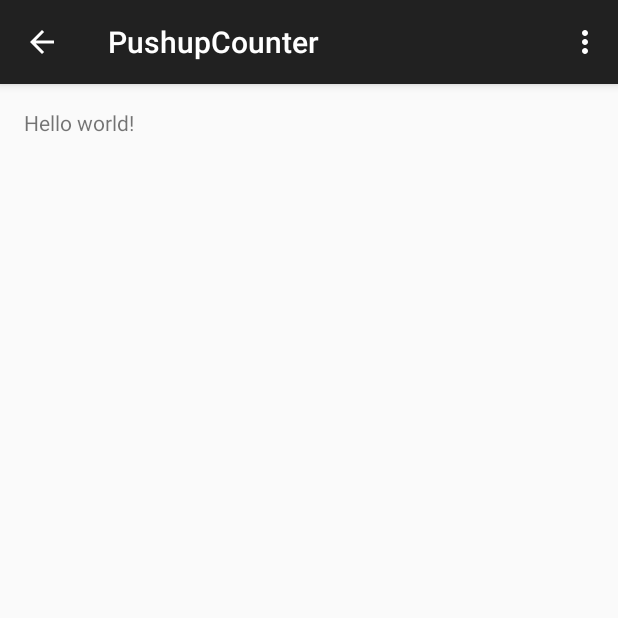
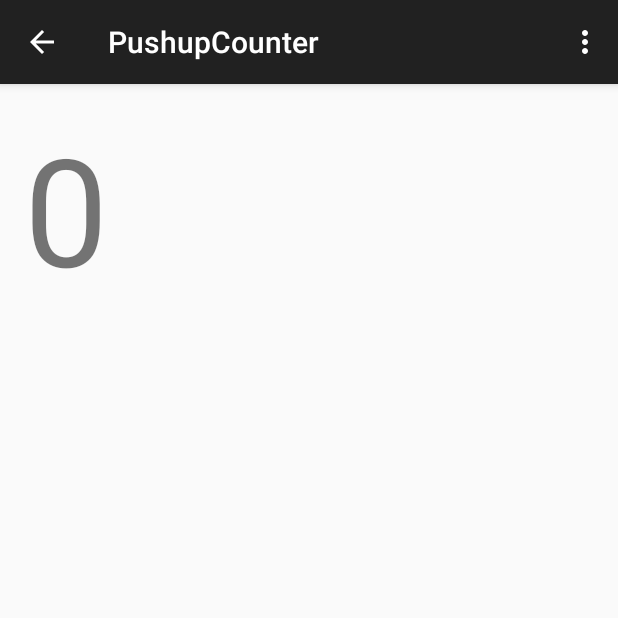
Before and after one commit to SebastianBoyd/Fitness, an Android app: the PushupCounter screen opened directly, with no data from a screen before it, on a phone screen of 412 x 824 dp, the top half of it. Run offline under Robolectric (Android 15) with nearby library versions, the phone set to English and light mode, and no system bars; 3 statements that could not run were skipped.

Commit message:
Added pushup counter (untested)

```diff
--- a/app/src/main/AndroidManifest.xml
+++ b/app/src/main/AndroidManifest.xml
@@ -1,7 +1,6 @@
 <?xml version="1.0" encoding="utf-8"?>
 <manifest xmlns:android="http://schemas.android.com/apk/res/android"
     package="com.sebastianboyd.fitness" >
-
     <application
         android:allowBackup="true"
         android:icon="@drawable/ic_launcher"
--- a/app/src/main/java/com/sebastianboyd/fitness/PushupCounter.java
+++ b/app/src/main/java/com/sebastianboyd/fitness/PushupCounter.java
@@ -1,25 +1,52 @@
 package com.sebastianboyd.fitness;
 
+import android.hardware.SensorEvent;
+import android.hardware.SensorEventListener;
+import android.hardware.SensorManager;
 import android.support.v7.app.ActionBarActivity;
 import android.os.Bundle;
 import android.view.Menu;
+import android.hardware.Sensor;
 import android.view.MenuItem;
+import android.view.View;
+import android.widget.TextView;
+import android.widget.Toast;
 
 
-public class PushupCounter extends ActionBarActivity {
+public class PushupCounter extends ActionBarActivity implements SensorEventListener{
+    private final SensorManager mSensorManager;
+    private Sensor mProximity;
+    private TextView currentPushups;
 
-    @Override
-    protected void onCreate(Bundle savedInstanceState) {
-        super.onCreate(savedInstanceState);
-        setContentView(R.layout.activity_pushup_counter);
+    public PushupCounter(){
+        mSensorManager = (SensorManager)getSystemService(SENSOR_SERVICE);
+        mProximity = mProximity.getDefaultSensor(Sensor.TYPE_PROXIMITY);
     }
-
 
     @Override
     public boolean onCreateOptionsMenu(Menu menu) {
         // Inflate the menu; this adds items to the action bar if it is present.
         getMenuInflater().inflate(R.menu.menu_pushup_counter, menu);
         return true;
+    }
+
+    @Override
+    public void onCreate(Bundle savedInstanceState) {
+        super.onCreate(savedInstanceState);
+        setContentView(R.layout.activity_pushup_counter);
+        currentPushups = new TextView(this);
+        currentPushups = (TextView)findViewById(R.id.pushupsText);
+
+
+    }
+    protected void onResume() {
+        super.onResume();
+        mSensorManager.registerListener(this, mProximity, SensorManager.SENSOR_DELAY_NORMAL);
+    }
+
+    protected void onPause() {
+        super.onPause();
+        mSensorManager.unregisterListener(this);
     }
 
     @Override
@@ -36,4 +63,19 @@ public class PushupCounter extends ActionBarActivity {
 
         return super.onOptionsItemSelected(item);
     }
+
+    @Override
+    public void onSensorChanged(SensorEvent event) {
+        Toast.makeText(getApplicationContext(), "ok", Toast.LENGTH_SHORT);
+        float a = event.values[0];
+        String out = String.valueOf(a);
+        currentPushups.setText(out);
+
+
+    }
+
+    @Override
+    public void onAccuracyChanged(Sensor sensor, int accuracy) {
+
+    }
 }
--- a/app/src/main/res/layout/activity_pushup_counter.xml
+++ b/app/src/main/res/layout/activity_pushup_counter.xml
@@ -4,9 +4,12 @@
     android:paddingRight="@dimen/activity_horizontal_margin"
     android:paddingTop="@dimen/activity_vertical_margin"
     android:paddingBottom="@dimen/activity_vertical_margin"
-    tools:context="com.sebastianboyd.fitness.PushupCounter">
+    tools:context="com.sebastianboyd.fitness.PushupCounter"
+    android:id="@+id/pushups">
 
-    <TextView android:text="@string/hello_world" android:layout_width="wrap_content"
-        android:layout_height="wrap_content" />
+    <TextView android:text="@string/pushups" android:layout_width="wrap_content"
+        android:layout_height="wrap_content"
+        android:textSize="100sp"
+        android:id="@+id/pushupsText" />
 
 </RelativeLayout>
--- a/app/src/main/res/values/strings.xml
+++ b/app/src/main/res/values/strings.xml
@@ -5,5 +5,6 @@
     <string name="hello_world">Hello world!</string>
     <string name="action_settings">Settings</string>
     <string name="title_activity_pushup_counter">PushupCounter</string>
+    <string name="pushups">0</string>
 
 </resources>
```
Also changed, not shown: app/src/main/java/com/sebastianboyd/fitness/MainActivity.java (+7 -0 lines), app/src/main/res/layout/activity_main.xml (+9 -0 lines), 1 other file.
